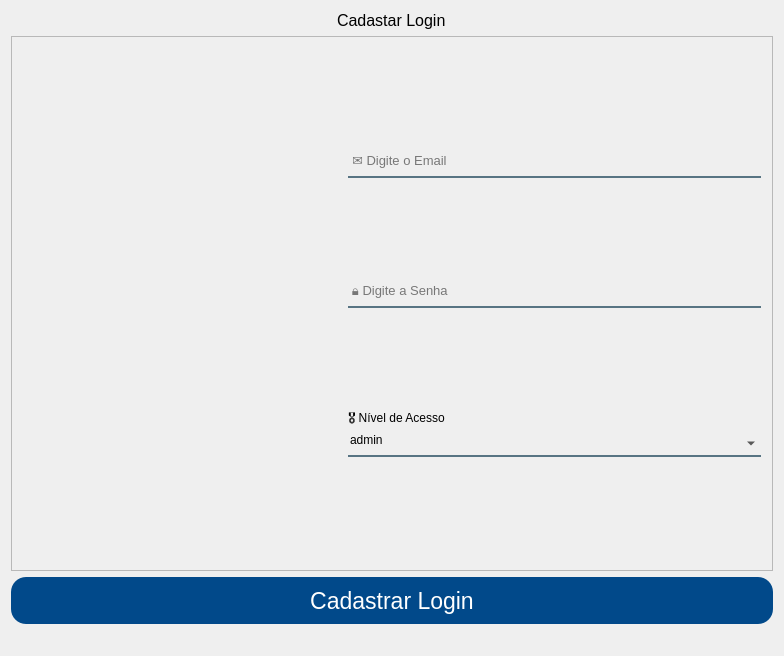
Qt form App/view/ui/cadastroLogin.ui (Senac-SOR-ADS/Mapa-de-Sala) before a commit.
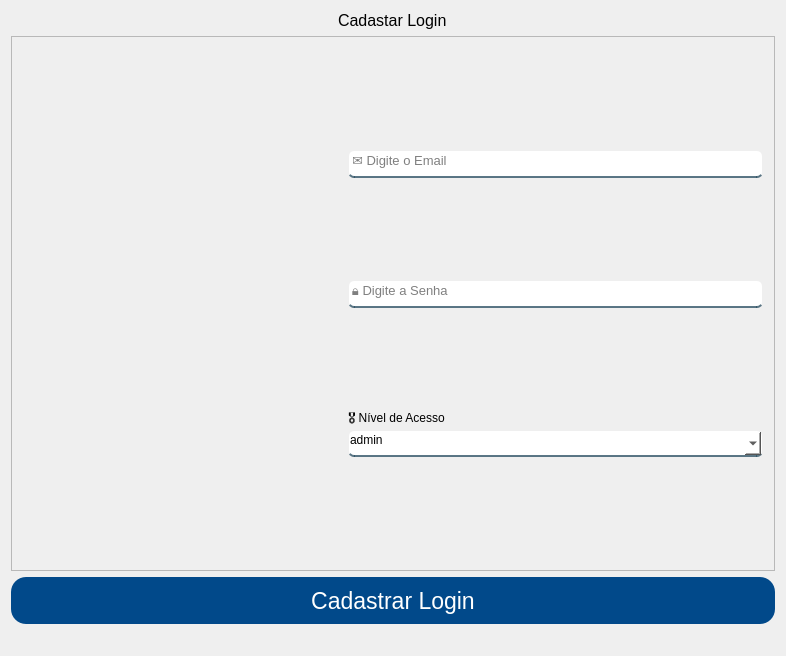
The same form after that commit. Icons and pictures are not drawn.

Commit message:
Ajustes nas telas de Cadastros (#143)
* Alteração nas bordas

Alteração feita nas telas de cadastros e editar

* borda arrumada

Alteração na borda do cadastro de pessoas

* Alterações feitas

ComboBox arrumado em algumas telas para não ficar alterável, campo 'alterar cadastro' removido da tela de editar pessoas por não ser necessário e ajustes de campos para ficarem com tamanho iguais

* calendário arrumado

agora o calendário está visível ao ser clicado

* arrumado comboBox

```diff
--- a/App/view/ui/cadastroLogin.ui
+++ b/App/view/ui/cadastroLogin.ui
@@ -6,7 +6,7 @@
    <rect>
     <x>0</x>
     <y>0</y>
-    <width>784</width>
+    <width>786</width>
     <height>656</height>
    </rect>
   </property>
@@ -15,8 +15,9 @@
   </property>
   <property name="styleSheet">
    <string notr="true">QLineEdit, QComboBox {
-	background-color:rgba(0,0,0,0);
+	background-color: white;
 	border:2px solid rgba(0,0,0,0);
+	border-radius: 6px;
 	border-bottom-color:rgba(46,82,101,200);
 	color:rgb(0,0,0);
 	padding-bottom:7px;
@@ -25,8 +26,8 @@
 #btnCdastrarLogin {
 	background-color: #01498a;
 	color: #FFF;
-border: none;
-border-radius: 15px;
+	border: none;
+	border-radius: 15px;
 }
 
 #btnCdastrarLogin:hover {
```
The commit also changes 11 other files.
